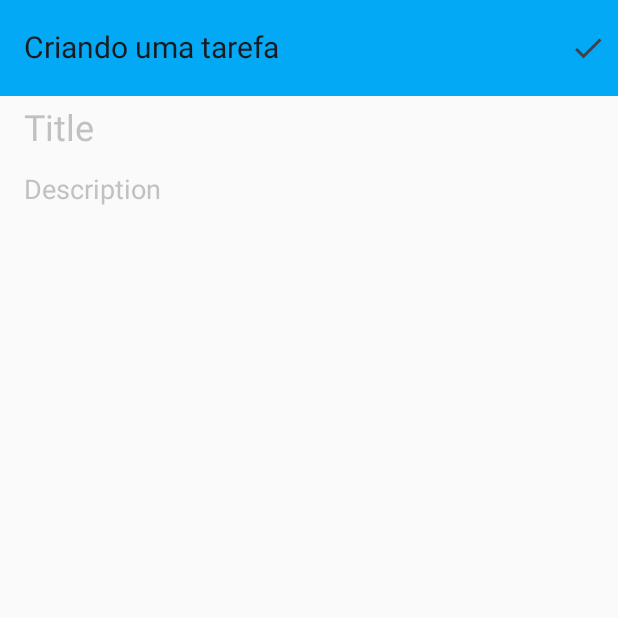
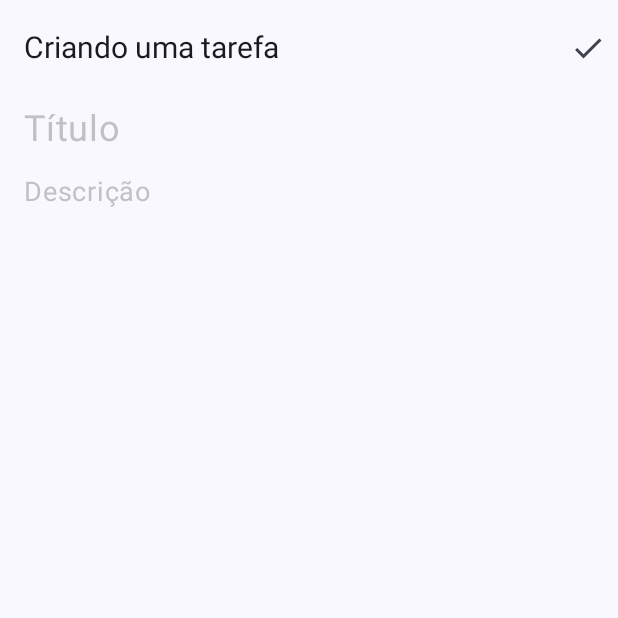
Before and after one commit to alexfelipe/minhas-tarefas, an Android app built with Jetpack Compose: the screen it shows after launch (MainActivity), after a tap on "New Task", on a phone screen of 412 x 824 dp, the top half of it. Run offline under Robolectric (Android 15) with nearby library versions, the phone set to English and light mode, and no system bars; our stand-ins replace Room's generated code; 3 other taps on this screen came first.

Commit message:
fixing bugs

```diff
--- a/app/build.gradle.kts
+++ b/app/build.gradle.kts
@@ -13,8 +13,8 @@ android {
         applicationId = "br.com.alexf.minhastarefas"
         minSdk = 24
         targetSdk = 34
-        versionCode = 1
-        versionName = "1.0"
+        versionCode = 2
+        versionName = "1.1"
 
         testInstrumentationRunner = "androidx.test.runner.AndroidJUnitRunner"
         vectorDrawables {
@@ -53,6 +53,7 @@ android {
 }
 
 dependencies {
+    implementation(libs.androidx.material.icons.extended)
     implementation(libs.androidx.room.runtime)
     ksp(libs.androidx.room.compiler)
     implementation(libs.androidx.room.ktx)
--- a/app/src/main/java/br/com/alexf/minhastarefas/MainActivity.kt
+++ b/app/src/main/java/br/com/alexf/minhastarefas/MainActivity.kt
@@ -1,12 +1,17 @@
 package br.com.alexf.minhastarefas
 
 import android.os.Bundle
+import android.util.Log
 import androidx.activity.ComponentActivity
 import androidx.activity.compose.setContent
-import androidx.navigation.NavHostController
+import androidx.compose.material3.MaterialTheme
+import androidx.compose.material3.Surface
+import androidx.compose.runtime.getValue
+import androidx.compose.runtime.mutableStateOf
+import androidx.compose.runtime.remember
+import androidx.compose.runtime.setValue
 import androidx.navigation.compose.NavHost
 import androidx.navigation.compose.rememberNavController
-import br.com.alexf.minhastarefas.models.Task
 import br.com.alexf.minhastarefas.ui.navigation.navigateToEditTaskForm
 import br.com.alexf.minhastarefas.ui.navigation.navigateToNewTaskForm
 import br.com.alexf.minhastarefas.ui.navigation.taskFormScreen
@@ -20,7 +25,11 @@ class MainActivity : ComponentActivity() {
     override fun onCreate(savedInstanceState: Bundle?) {
         super.onCreate(savedInstanceState)
         setContent {
-            MinhasTarefasTheme {
+            var isDarkModeEnabled by remember {
+                mutableStateOf(true)
+            }
+            MinhasTarefasTheme(darkTheme = isDarkModeEnabled) {
+                Surface(color = MaterialTheme.colorScheme.background) {
                     val navController = rememberNavController()
                     KoinAndroidContext {
                         NavHost(
@@ -33,11 +42,18 @@ class MainActivity : ComponentActivity() {
                                 },
                                 onNavigateToEditTaskForm = { task ->
                                     navController.navigateToEditTaskForm(task)
+                                },
+                                isDarkModeEnabled = isDarkModeEnabled,
+                                onDarkModeChange = {
+                                    isDarkModeEnabled = it
                                 }
                             )
-                        taskFormScreen(onPopBackStack = {
-                            navController.popBackStack()
-                        })
+                            taskFormScreen(
+                                onPopBackStack = {
+                                    navController.navigateUp()
+                                }
+                            )
+                        }
                     }
                 }
             }
--- a/app/src/main/java/br/com/alexf/minhastarefas/database/dao/TaskDao.kt
+++ b/app/src/main/java/br/com/alexf/minhastarefas/database/dao/TaskDao.kt
@@ -24,7 +24,13 @@ interface TaskDao {
     @Delete
     suspend fun delete(task: TaskEntity)
 
-    @Query("SELECT * FROM TaskEntity WHERE title LIKE :text OR description LIKE :text")
+    @Query(
+        """
+SELECT * FROM TaskEntity
+WHERE title LIKE '%' || :text || '%'
+OR description LIKE '%' || :text || '%'
+"""
+    )
     fun searchTasks(text: String): Flow<List<TaskEntity>>
 
 }
--- a/app/src/main/java/br/com/alexf/minhastarefas/ui/navigation/TaskFormNavigation.kt
+++ b/app/src/main/java/br/com/alexf/minhastarefas/ui/navigation/TaskFormNavigation.kt
@@ -11,11 +11,15 @@ import br.com.alexf.minhastarefas.models.Task
 import br.com.alexf.minhastarefas.ui.screens.TaskFormScreen
 import br.com.alexf.minhastarefas.ui.viewmodels.TaskFormViewModel
 import kotlinx.coroutines.launch
+import kotlinx.coroutines.sync.Mutex
+import kotlinx.coroutines.sync.withLock
 import org.koin.androidx.compose.koinViewModel
 import org.koin.core.parameter.parametersOf
 
 const val taskFormRoute = "taskForm"
 const val taskIdArgument = "taskId"
+
+private val mutex = Mutex()
 
 fun NavGraphBuilder.taskFormScreen(
     onPopBackStack: () -> Unit,
@@ -32,8 +36,12 @@ fun NavGraphBuilder.taskFormScreen(
             uiState = uiState,
             onSaveClick = {
                 scope.launch {
-                    viewModel.save()
-                    onPopBackStack()
+                    if(!mutex.isLocked){
+                        mutex.withLock {
+                            viewModel.save()
+                            onPopBackStack()
+                        }
+                    }
                 }
             },
             onDeleteClick = {
--- a/app/src/main/java/br/com/alexf/minhastarefas/ui/navigation/TaskListNavigation.kt
+++ b/app/src/main/java/br/com/alexf/minhastarefas/ui/navigation/TaskListNavigation.kt
@@ -14,7 +14,9 @@ const val tasksListRoute = "tasksList"
 
 fun NavGraphBuilder.tasksListScreen(
     onNavigateToNewTaskForm: () -> Unit,
-    onNavigateToEditTaskForm: (Task) -> Unit
+    onNavigateToEditTaskForm: (Task) -> Unit,
+    isDarkModeEnabled: Boolean,
+    onDarkModeChange: (Boolean) -> Unit,
 ) {
     composable(tasksListRoute) {
         val viewModel = koinViewModel<TasksListViewModel>()
@@ -23,7 +25,9 @@ fun NavGraphBuilder.tasksListScreen(
         TasksListScreen(
             uiState = uiState,
             onNewTaskClick = onNavigateToNewTaskForm,
-            onTaskClick = onNavigateToEditTaskForm
+            onTaskClick = onNavigateToEditTaskForm,
+            isDarkModeEnabled = isDarkModeEnabled,
+            onDarkModeChange = onDarkModeChange
         )
     }
 }
--- a/app/src/main/java/br/com/alexf/minhastarefas/ui/screens/TaskFormScreen.kt
+++ b/app/src/main/java/br/com/alexf/minhastarefas/ui/screens/TaskFormScreen.kt
@@ -13,6 +13,8 @@ import androidx.compose.material.icons.filled.Delete
 import androidx.compose.material.icons.filled.Done
 import androidx.compose.material3.ExperimentalMaterial3Api
 import androidx.compose.material3.Icon
+import androidx.compose.material3.LocalContentColor
+import androidx.compose.material3.LocalTextStyle
 import androidx.compose.material3.Text
 import androidx.compose.material3.TopAppBar
 import androidx.compose.material3.TopAppBarDefaults
@@ -20,12 +22,15 @@ import androidx.compose.runtime.Composable
 import androidx.compose.ui.Modifier
 import androidx.compose.ui.draw.clip
 import androidx.compose.ui.graphics.Color
+import androidx.compose.ui.graphics.ShaderBrush
+import androidx.compose.ui.graphics.SolidColor
 import androidx.compose.ui.text.TextStyle
 import androidx.compose.ui.tooling.preview.Preview
 import androidx.compose.ui.unit.dp
 import androidx.compose.ui.unit.sp
 import br.com.alexf.minhastarefas.ui.states.TaskFormUiState
 import br.com.alexf.minhastarefas.ui.theme.MinhasTarefasTheme
+import kotlinx.coroutines.sync.Mutex
 
 @OptIn(ExperimentalMaterial3Api::class)
 @Composable
@@ -69,13 +74,18 @@ fun TaskFormScreen(
                         .padding(4.dp)
                 )
             },
-            colors = TopAppBarDefaults.topAppBarColors(containerColor = Color(0xFF03A9F4))
         )
         Spacer(modifier = Modifier.size(8.dp))
         val title = uiState.title
         val description = uiState.description
-        val titleFontStyle = TextStyle.Default.copy(fontSize = 24.sp)
-        val descriptionFontStyle = TextStyle.Default.copy(fontSize = 18.sp)
+        val titleFontStyle = LocalTextStyle.current.copy(
+            fontSize = 24.sp,
+            color = LocalContentColor.current,
+        )
+        val descriptionFontStyle = LocalTextStyle.current.copy(
+            fontSize = 18.sp,
+            color = LocalContentColor.current
+        )
         BasicTextField(
             value = title,
             onValueChange = uiState.onTitleChange,
@@ -85,7 +95,7 @@ fun TaskFormScreen(
             decorationBox = { innerTextField ->
                 if (title.isEmpty()) {
                     Text(
-                        text = "Title",
+                        text = "Título",
                         style = titleFontStyle.copy(
                             color = Color.Gray.copy(alpha = 0.5f)
                         ),
@@ -93,7 +103,8 @@ fun TaskFormScreen(
                 }
                 innerTextField()
             },
-            textStyle = titleFontStyle
+            textStyle = titleFontStyle,
+            cursorBrush = SolidColor(LocalContentColor.current)
         )
         Spacer(modifier = Modifier.size(16.dp))
         BasicTextField(
@@ -105,7 +116,7 @@ fun TaskFormScreen(
             decorationBox = { innerTextField ->
                 if (description.isEmpty()) {
                     Text(
-                        text = "Description",
+                        text = "Descrição",
                         style = descriptionFontStyle
                             .copy(
                                 color = Color.Gray.copy(alpha = 0.5f)
@@ -114,7 +125,8 @@ fun TaskFormScreen(
                 }
                 innerTextField()
             },
-            textStyle = descriptionFontStyle
+            textStyle = descriptionFontStyle,
+            cursorBrush = SolidColor(LocalContentColor.current)
         )
     }
 }
--- a/app/src/main/java/br/com/alexf/minhastarefas/ui/screens/TasksListScreen.kt
+++ b/app/src/main/java/br/com/alexf/minhastarefas/ui/screens/TasksListScreen.kt
@@ -12,24 +12,27 @@ import androidx.compose.foundation.layout.Arrangement
 import androidx.compose.foundation.layout.Box
 import androidx.compose.foundation.layout.Column
 import androidx.compose.foundation.layout.Row
-import androidx.compose.foundation.layout.Spacer
 import androidx.compose.foundation.layout.fillMaxSize
 import androidx.compose.foundation.layout.fillMaxWidth
 import androidx.compose.foundation.layout.padding
 import androidx.compose.foundation.layout.size
 import androidx.compose.foundation.lazy.LazyColumn
 import androidx.compose.foundation.lazy.items
-import androidx.compose.foundation.shape.CircleShape
 import androidx.compose.foundation.shape.RoundedCornerShape
 import androidx.compose.foundation.text.BasicTextField
 import androidx.compose.material.icons.Icons
 import androidx.compose.material.icons.filled.Add
 import androidx.compose.material.icons.filled.Close
 import androidx.compose.material.icons.filled.Done
+import androidx.compose.material.icons.filled.NightsStay
 import androidx.compose.material.icons.filled.Search
+import androidx.compose.material.icons.filled.WbSunny
 import androidx.compose.material3.ExperimentalMaterial3Api
 import androidx.compose.material3.ExtendedFloatingActionButton
 import androidx.compose.material3.Icon
+import androidx.compose.material3.LocalContentColor
+import androidx.compose.material3.LocalTextStyle
+import androidx.compose.material3.Switch
 import androidx.compose.material3.Text
 import androidx.compose.material3.TopAppBar
 import androidx.compose.runtime.Composable
@@ -41,6 +44,7 @@ import androidx.compose.ui.Alignment
 import androidx.compose.ui.Modifier
 import androidx.compose.ui.draw.clip
 import androidx.compose.ui.graphics.Color
+import androidx.compose.ui.graphics.SolidColor
 import androidx.compose.ui.text.TextStyle
 import androidx.compose.ui.text.font.FontStyle
 import androidx.compose.ui.text.font.FontWeight
@@ -51,23 +55,48 @@ import androidx.compose.ui.unit.sp
 import androidx.compose.ui.zIndex
 import br.com.alexf.minhastarefas.models.Task
 import br.com.alexf.minhastarefas.samples.generators.generateRandomTasks
-import br.com.alexf.minhastarefas.ui.navigation.tasksListRoute
 import br.com.alexf.minhastarefas.ui.states.TasksListUiState
 import br.com.alexf.minhastarefas.ui.theme.MinhasTarefasTheme
 
-@OptIn(ExperimentalFoundationApi::class, ExperimentalMaterial3Api::class)
+@OptIn(
+    ExperimentalFoundationApi::class,
+    ExperimentalMaterial3Api::class
+)
 @Composable
 fun TasksListScreen(
     uiState: TasksListUiState,
+    isDarkModeEnabled: Boolean,
+    onDarkModeChange: (Boolean) -> Unit,
     modifier: Modifier = Modifier,
     onNewTaskClick: () -> Unit = {},
     onTaskClick: (Task) -> Unit = {},
 ) {
     Column(modifier) {
-        TopAppBar(title = { /*TODO*/ }, actions = {
         var isSearchTextFieldDisplayed by remember {
             mutableStateOf(false)
         }
+        TopAppBar(title = {
+            AnimatedVisibility(visible = !isSearchTextFieldDisplayed) {
+                Switch(
+                    checked = isDarkModeEnabled,
+                    onCheckedChange = onDarkModeChange,
+                    thumbContent = {
+                        if (isDarkModeEnabled) {
+                            Icon(
+                                Icons.Filled.NightsStay,
+                                contentDescription = "Ícone de lua"
+                            )
+                        } else {
+                            Icon(
+                                Icons.Filled.WbSunny,
+                                contentDescription = "ícone de sol",
+                                tint = Color(0xFFFFEB3B)
+                            )
+                        }
+                    },
+                )
+            }
+        }, actions = {
             AnimatedVisibility(visible = !isSearchTextFieldDisplayed) {
                 Icon(
                     Icons.Filled.Search,
@@ -100,20 +129,24 @@ fun TasksListScreen(
                         label = "largura animada do campo de texto"
                     ).value
                 ),
-                textStyle = TextStyle.Default.copy(
+                textStyle = LocalTextStyle.current.copy(
+                    color = LocalContentColor.current,
                     fontSize = 18.sp,
                 ),
                 decorationBox = { innerTextField ->
-                    if(uiState.searchText.isEmpty()){
-                        Text(text = "O que você busca?",
-                            style = TextStyle.Default.copy(
+                    if (uiState.searchText.isEmpty()) {
+                        Text(
+                            text = "O que você busca?",
+                            style = LocalTextStyle.current.copy(
                                 fontSize = 18.sp,
                                 color = Color.Gray.copy(0.5f),
                                 fontStyle = FontStyle.Italic
-                            ))
+                            )
+                        )
                     }
                     innerTextField()
-                }
+                },
+                cursorBrush = SolidColor(LocalContentColor.current)
             )
         })
         Box {
@@ -206,8 +239,10 @@ fun TasksListScreenPreview() {
     MinhasTarefasTheme {
         TasksListScreen(
             uiState = TasksListUiState(
-                tasks = generateRandomTasks(5)
-            )
+                tasks = generateRandomTasks(5),
+            ),
+            isDarkModeEnabled = false,
+            onDarkModeChange = {}
         )
     }
 }
--- a/app/src/main/java/br/com/alexf/minhastarefas/ui/viewmodels/TaskFormViewModel.kt
+++ b/app/src/main/java/br/com/alexf/minhastarefas/ui/viewmodels/TaskFormViewModel.kt
@@ -1,5 +1,6 @@
 package br.com.alexf.minhastarefas.ui.viewmodels
 
+import android.util.Log
 import androidx.lifecycle.SavedStateHandle
 import androidx.lifecycle.ViewModel
 import androidx.lifecycle.viewModelScope
@@ -8,6 +9,7 @@ import br.com.alexf.minhastarefas.repositories.TasksRepository
 import br.com.alexf.minhastarefas.repositories.toTask
 import br.com.alexf.minhastarefas.ui.states.TaskFormUiState
 import kotlinx.coroutines.Job
+import kotlinx.coroutines.cancelAndJoin
 import kotlinx.coroutines.currentCoroutineContext
 import kotlinx.coroutines.delay
 import kotlinx.coroutines.flow.MutableStateFlow
@@ -18,6 +20,8 @@ import kotlinx.coroutines.flow.mapNotNull
 import kotlinx.coroutines.flow.update
 import kotlinx.coroutines.job
 import kotlinx.coroutines.launch
+import kotlinx.coroutines.sync.Mutex
+import kotlinx.coroutines.sync.withLock
 import java.util.UUID
 
 class TaskFormViewModel(
@@ -29,8 +33,9 @@ class TaskFormViewModel(
         MutableStateFlow(TaskFormUiState())
     val uiState = _uiState.asStateFlow()
     private val id: String? = savedStateHandle["taskId"]
-    private var saveJob: Job = Job()
-    private var deleteJob: Job = Job()
+    private var currentTask: Task? = null
+    private var savingJob: Job = Job()
+    private var delitingJob: Job = Job()
 
     init {
         _uiState.update { currentState ->
@@ -55,6 +60,7 @@ class TaskFormViewModel(
                     .mapNotNull {
                         it.toTask()
                     }.collectLatest { task ->
+                        currentTask = task
                         _uiState.update { currentState ->
                             currentState.copy(
                                 topAppBarTitle = "Editando tarefa",
@@ -69,25 +75,26 @@ class TaskFormViewModel(
     }
 
     suspend fun save() {
-        saveJob.cancel()
-        saveJob = currentCoroutineContext().job
-        delay(300L)
+        savingJob.cancel()
+        savingJob = currentCoroutineContext().job
+        delay(1000)
         with(_uiState.value) {
             repository.save(
                 Task(
                     id = id ?: UUID.randomUUID().toString(),
                     title = title,
-                    description = description
+                    description = description,
+                    isDone = currentTask?.isDone ?: false
                 )
             )
         }
-
     }
 
+
     suspend fun delete() {
-        deleteJob.cancel()
-        deleteJob = currentCoroutineContext().job
-        delay(300L)
+        delitingJob.cancel()
+        delitingJob = currentCoroutineContext().job
+        delay(1000)
         id?.let {
             repository.delete(id)
         }
--- a/app/src/main/java/br/com/alexf/minhastarefas/ui/viewmodels/TasksListViewModel.kt
+++ b/app/src/main/java/br/com/alexf/minhastarefas/ui/viewmodels/TasksListViewModel.kt
@@ -61,6 +61,7 @@ class TasksListViewModel(
                     entities.map { it.toTask() }
                 }
                 .collectLatest { tasks ->
+                    Log.i("TasksListViewModel", "searchText: $tasks")
                     _uiState.update {
                         it.copy(foundTasks = tasks)
                     }
--- a/gradle/libs.versions.toml
+++ b/gradle/libs.versions.toml
@@ -9,10 +9,12 @@ espresso-core = "3.5.1"
 lifecycle-runtime-ktx = "2.6.2"
 activity-compose = "1.8.0"
 compose-bom = "2023.10.01"
+materialIconsExtended = "1.5.4"
 navigation-compose = "2.7.4"
 room = "2.6.0"
 
 [libraries]
+androidx-material-icons-extended = { module = "androidx.compose.material:material-icons-extended", version.ref = "materialIconsExtended" }
 androidx-navigation-compose = { module = "androidx.navigation:navigation-compose", version.ref = "navigation-compose" }
 androidx-room-compiler = { module = "androidx.room:room-compiler", version.ref = "room" }
 androidx-room-ktx = { module = "androidx.room:room-ktx", version.ref = "room" }
```
Also changed, not shown: 2 other files. Lines whose indentation alone changed are shown as unchanged.
